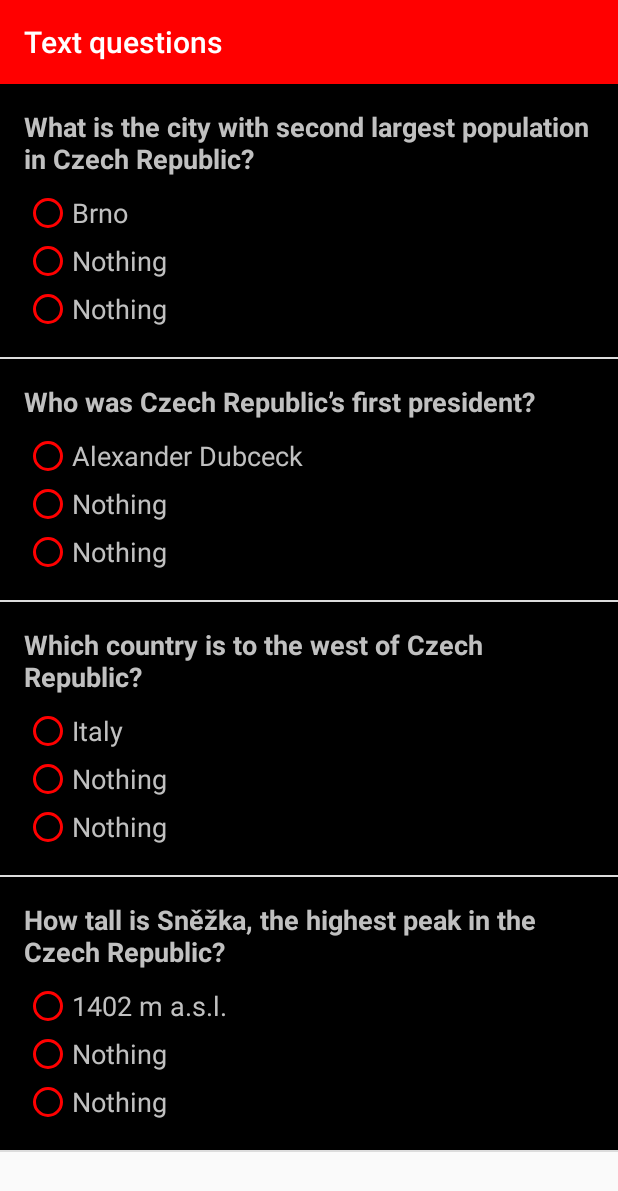
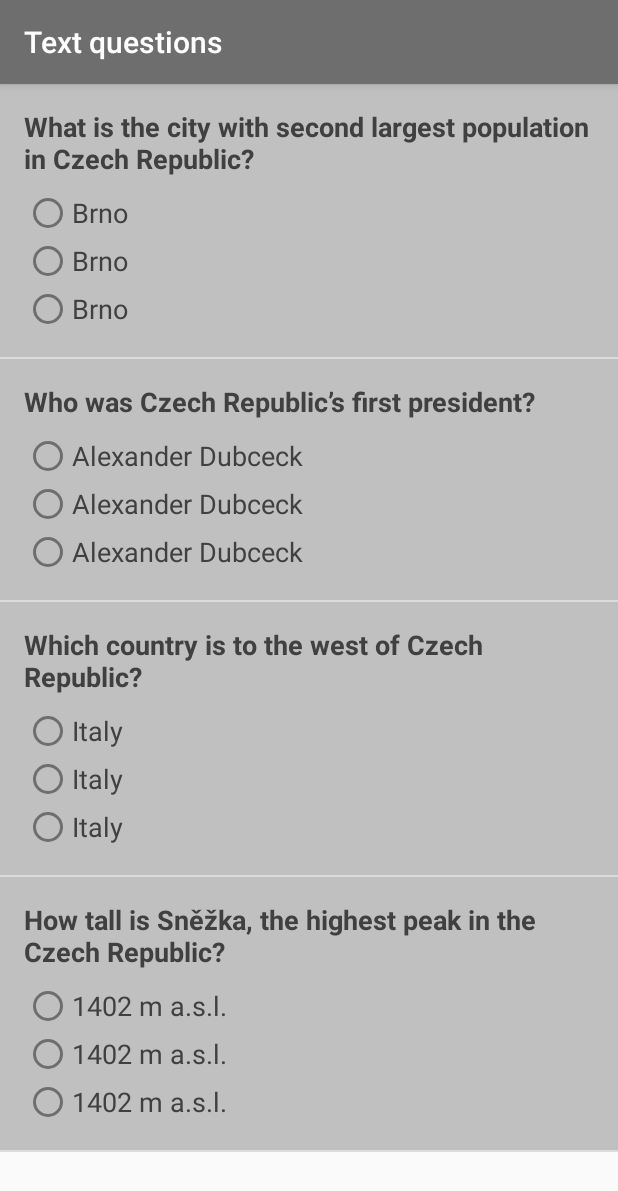
Before and after one commit to IvoMor/Quiz_App_Czech_Republic, an Android app: the TextsActivity screen opened directly, with no data from a screen before it, on a phone screen of 412 x 824 dp. Shown: the top 1191 px of the screen. Run offline under Robolectric (Android 15) with nearby library versions, the phone set to English and light mode, and no system bars.

Commit message:
Pushing whole project

```diff
--- a/app/src/main/java/com/example/ivos/quiz_app/Question.java
+++ b/app/src/main/java/com/example/ivos/quiz_app/Question.java
@@ -12,14 +12,16 @@ public class Question {
     /** Question text */
     private String qQuestionText;
 
-    /** Right answer*/
-    private String qAnswerRightText;
+    /** 1. answer*/
+    private String qAnswerText1;
 
-    /** First wrong answer*/
-    private String qAnswerWrong1Text;
+    /** 2. answer*/
+    private String qAnswerText2;
 
-    /** Second wrong answer*/
-    private String qAnswerWrong2Text;
+    /** 3. answer*/
+    private String qAnswerText3;
+
+    private int qRightAnswerPosition;
 
     /** Audio resource ID for the word */
     private int qAudioResourceId = NO_AUDIO_PROVIDED;
@@ -37,32 +39,34 @@ public class Question {
      * Create a new Question object - text type.
      *
      * @param questionText is recent question
-     * @param answerRightText is right answer for qQuestionText
-     * @param answerWrong1Text is wrong answer for qQuestionText
-     * @param answerWrong2Text is wrong answer for qQuestionText
+     * @param answerText1 is 1. answer for qQuestionText
+     * @param answerText2 is 2. answer for qQuestionText
+     * @param answerText3 is 3. answer for qQuestionText
+     * @param rightAnswerPosition says witch i true one
      */
-    public Question(String questionText, String answerRightText, String answerWrong1Text, String answerWrong2Text ) {
+    public Question(String questionText, String answerText1, String answerText2, String answerText3, int rightAnswerPosition ) {
         qQuestionText = questionText;
-        qAnswerRightText = answerRightText;
-        qAnswerWrong1Text = answerWrong1Text;
-        qAnswerWrong2Text = answerWrong2Text;
+        qAnswerText1 = answerText1;
+        qAnswerText2 = answerText2;
+        qAnswerText3 = answerText3;
+        qRightAnswerPosition = rightAnswerPosition;
     }
 
     /**
      * Create a new Question object - image or sound type.
      *
      * @param questionText is recent question
-     * @param answerRightText is right answer for qQuestionText
-     * @param answerWrong1Text is wrong answer for qQuestionText
-     * @param answerWrong2Text is wrong answer for qQuestionText
+     * @param answerText1 is 1. answer for qQuestionText
+     * @param answerText2 is 2. answer for qQuestionText
+     * @param answerText3 is 3. answer for qQuestionText
      * @param imageOrAudioResourceId id for image or sound
      * @param isImageId for image = true and for audio = false
      */
-    public Question(String questionText, String answerRightText, String answerWrong1Text, String answerWrong2Text, int imageOrAudioResourceId, boolean isImageId ) {
+    public Question(String questionText, String answerText1, String answerText2, String answerText3, int imageOrAudioResourceId, boolean isImageId, int rightAnswerPosition ) {
         qQuestionText = questionText;
-        qAnswerRightText = answerRightText;
-        qAnswerWrong1Text = answerWrong1Text;
-        qAnswerWrong2Text = answerWrong2Text;
+        qAnswerText1 = answerText1;
+        qAnswerText2 = answerText2;
+        qAnswerText3 = answerText3;
         if (isImageId) qImageResourceId = imageOrAudioResourceId;
         else qAudioResourceId = imageOrAudioResourceId;
     }
@@ -74,23 +78,29 @@ public class Question {
         return qQuestionText;
     }
     /**
-     * Get the right answer of the question instance.
+     * Get the 1. answer of the question instance.
      */
-    public String getAnswerRightText() {
-        return qAnswerRightText;
+    public String getAnswerText1() {
+        return qAnswerText1;
     }
 
     /**
-     * Get the first wrong answer of the question instance.
+     * Get the 2. answer of the question instance.
      */
-    public String getAnswerWrong1Text() {
-        return qAnswerWrong1Text;
+    public String getAnswerText2() {
+        return qAnswerText2;
     }
     /**
-     * Get the second wrong answer of the question instance.
+     * Get the 3. answer of the question instance.
      */
-    public String getAnswerWrong2Text() {
-        return qAnswerWrong2Text;
+    public String getAnswerText3() {
+        return qAnswerText3;
+    }
+    /**
+     * Get the position of wright answer of the question instance.
+     */
+    public int getqRightAnswerPosition() {
+        return qRightAnswerPosition;
     }
 
     /**
@@ -120,4 +130,6 @@ public class Question {
     public boolean hasAudio() {
         return qAudioResourceId != NO_IMAGE_PROVIDED;
     }
+
+
 }
--- a/app/src/main/java/com/example/ivos/quiz_app/QuestionAdapter.java
+++ b/app/src/main/java/com/example/ivos/quiz_app/QuestionAdapter.java
@@ -1,4 +1,3 @@
-
 package com.example.ivos.quiz_app;
 
 import android.content.Context;
@@ -45,17 +44,25 @@ public class QuestionAdapter extends ArrayAdapter<Question> {
         // Get the {@link Question} object located at this position in the list
         Question currentQuestion = getItem(position);
 
-        // Find the TextView in the list_item.xml layout with the ID miwok_text_view.
+        // Find the TextView in the list_item.xml layout with the ID question_textview.
         TextView questionTextView = (TextView) listItemView.findViewById(R.id.question_textview);
-        // Get the Miwok translation from the currentQuestion object and set this text on
-        // the Miwok TextView.
+        // Set the text for question
         questionTextView.setText(currentQuestion.getQuestionText());
 
-        // Find the RadioButton in the list_item.xml layout with the ID default_text_view.
+        // Find the RadioButton in the list_item.xml layout with the ID radio_button_answer_a.
         RadioButton answerAtextView = (RadioButton) listItemView.findViewById(R.id.radio_button_answer_a);
-        // Get the default translation from the currentQuestion object and set this text on
-        // the default TextView.
-        answerAtextView.setText(currentQuestion.getAnswerRightText());
+        // Set the text for answer A
+        answerAtextView.setText(currentQuestion.getAnswerText1());
+
+        // Find the RadioButton in the list_item.xml layout with the ID radio_button_answer_a.
+        RadioButton answerBtextView = (RadioButton) listItemView.findViewById(R.id.radio_button_answer_b);
+        // Set the text for answer B
+        answerBtextView.setText(currentQuestion.getAnswerText1());
+
+        // Find the RadioButton in the list_item.xml layout with the ID radio_button_answer_a.
+        RadioButton answerCtextView = (RadioButton) listItemView.findViewById(R.id.radio_button_answer_c);
+        // Set the text for answer C
+        answerCtextView.setText(currentQuestion.getAnswerText1());
 
         // Find the ImageView in the list_item.xml layout with the ID image.
         ImageView imageView = (ImageView) listItemView.findViewById(R.id.image);
@@ -81,4 +88,6 @@ public class QuestionAdapter extends ArrayAdapter<Question> {
         // the ListView.
         return listItemView;
     }
+
+
 }
--- a/app/src/main/java/com/example/ivos/quiz_app/TextsActivity.java
+++ b/app/src/main/java/com/example/ivos/quiz_app/TextsActivity.java
@@ -6,12 +6,15 @@ import android.support.v7.app.AppCompatActivity;
 import android.view.View;
 import android.widget.AdapterView;
 import android.widget.ListView;
+import android.widget.RadioButton;
 
 import java.util.ArrayList;
 
 public class TextsActivity extends AppCompatActivity {
 
-    /** Handles playback of all the sound files */
+    /**
+     * Handles playback of all the sound files
+     */
     private MediaPlayer mMediaPlayer;
 
     @Override
@@ -22,13 +25,13 @@ public class TextsActivity extends AppCompatActivity {
         // Create a list of questions
         final ArrayList<Question> questions = new ArrayList<Question>();
         questions.add(new Question("What is the city with second largest population in Czech Republic?",
-                                    "Brno", "Plzeň (Pilsen)","Praha"));
+                "Brno", "Plzeň (Pilsen)", "Praha", 1));
         questions.add(new Question("Who was Czech Republic’s first president?",
-                                    "Alexander Dubceck", "Vaclav Havel","Ludvik Svoboda"));
+                "Alexander Dubceck", "Vaclav Havel", "Ludvik Svoboda", 2));
         questions.add(new Question("Which country is to the west of Czech Republic?",
-                                    "Italy", "Germany","France"));
+                "Italy", "Germany", "France", 2));
         questions.add(new Question("How tall is Sněžka, the highest peak in the Czech Republic?",
-                                    "1402 m a.s.l.", "1502 m a.s.l.","1602 m a.s.l."));
+                "1402 m a.s.l.", "1502 m a.s.l.", "1602 m a.s.l.", 3));
 
 
         // Create an {@link QuestionAdapter}, whose data source is a list of {@link Question}s. The
@@ -51,6 +54,38 @@ public class TextsActivity extends AppCompatActivity {
                 // Get the {@link Question} object at the given position the user clicked on
                 Question question = questions.get(position);
 
+                RadioButton radioButtonA = (RadioButton) view.findViewById(R.id.radio_button_answer_a);
+                RadioButton radioButtonB = (RadioButton) view.findViewById(R.id.radio_button_answer_b);
+                RadioButton radioButtonC = (RadioButton) view.findViewById(R.id.radio_button_answer_c);
+
+//                switch(question.getqRightAnswerPosition()) {
+//                    case 1 :
+//                        if (radioButtonA.isChecked()) {
+//                            trueAnswer;                                     //TODO
+//                        } else {
+//                            falseAnswer;
+//                        }
+//                        freezCurrentItem;
+//                        break;
+//                    case 2 :
+//                        if (radioButtonB.isChecked()) {
+//                            trueAnswer;                                     //TODO
+//                        } else {
+//                            falseAnswer;
+//                        }
+//                        freezCurrentItem;
+//                        break;
+//                    case 3 :
+//                        if (radioButtonB.isChecked()) {
+//                            trueAnswer;                                     //TODO
+//                        } else {
+//                            falseAnswer;
+//                        }
+//                        freezCurrentItem;
+//                        break;
+//
+//                }
+
                 // Create and setup the {@link MediaPlayer} for the audio resource associated
                 // with the current question
                 mMediaPlayer = MediaPlayer.create(TextsActivity.this, question.getAudioResourceId());
--- a/app/src/main/res/layout/list_item.xml
+++ b/app/src/main/res/layout/list_item.xml
@@ -12,9 +12,33 @@
     <LinearLayout
         android:id="@+id/text_container"
         android:layout_width="match_parent"
-        android:layout_height="match_parent"
+        android:layout_height="wrap_content"
+        android:layout_alignParentTop="true"
         android:orientation="vertical"
         android:padding="@dimen/medium_padding">
+
+        <RelativeLayout
+            android:layout_width="wrap_content"
+            android:layout_height="wrap_content">
+
+            <!--<ImageView
+                android:id="@+id/imageView4"
+                android:layout_width="match_parent"
+                android:layout_height="wrap_content"
+                android:adjustViewBounds="true"
+                android:visibility="visible"
+                android:scaleType="fitXY"
+                app:layout_constraintDown_toDownOf="parent"
+                app:layout_constraintLeft_toLeftOf="parent"
+                app:layout_constraintRight_toRightOf="parent"
+                app:layout_constraintTop_toTopOf="parent"
+                app:srcCompat="@drawable/flag3rot" /> -->
+
+            <LinearLayout
+                android:layout_width="wrap_content"
+                android:layout_height="wrap_content"
+                android:orientation="vertical">
+
 
 
                 <TextView
@@ -36,12 +60,15 @@
                     <ImageView
                         android:id="@+id/image"
                         android:layout_width="@dimen/question_image_width"
-                android:maxWidth="@dimen/question_image_width"
                         android:layout_height="match_parent"
                         android:layout_gravity="center_horizontal"
-                android:adjustViewBounds="true" />
+                        android:scaleType="fitXY"
+                        android:adjustViewBounds="true"
+                        android:maxWidth="@dimen/question_image_width"
+                        android:visibility="visible"
+                        app:srcCompat="@drawable/flag3rot" />
 
-            <LinearLayout
+                    <RadioGroup
                         android:layout_width="match_parent"
                         android:layout_height="wrap_content"
                         android:orientation="vertical">
@@ -51,13 +78,14 @@
                             android:layout_width="match_parent"
                             android:layout_height="0dp"
                             android:layout_weight="1"
+                            android:checked="false"
                             android:minHeight="@dimen/big_padding"
-                        android:checked="false"
                             android:text="@string/nothing"
                             android:textAppearance="?android:textAppearanceMedium"
                             android:textColor="@color/question_texts"
                             android:visibility="visible"
-                        app:buttonTint="@color/primary_color" />
+                            app:buttonTint="@color/primary_color"
+                            android:onClick="onRadioButtonClicked"/>
 
                         <RadioButton
                             android:id="@+id/radio_button_answer_b"
@@ -69,7 +97,8 @@
                             android:textAppearance="?android:textAppearanceMedium"
                             android:textColor="@color/question_texts"
                             android:visibility="visible"
-                        app:buttonTint="@color/primary_color" />
+                            app:buttonTint="@color/primary_color"
+                            android:onClick="onRadioButtonClicked"/>
 
                         <RadioButton
                             android:id="@+id/radio_button_answer_c"
@@ -81,9 +110,12 @@
                             android:textAppearance="?android:textAppearanceMedium"
                             android:textColor="@color/question_texts"
                             android:visibility="visible"
-                        app:buttonTint="@color/primary_color" />
+                            app:buttonTint="@color/primary_color"
+                            android:onClick="onRadioButtonClicked"/>
 
+                    </RadioGroup>
                 </LinearLayout>
             </LinearLayout>
+        </RelativeLayout>
     </LinearLayout>
 </LinearLayout>
--- a/app/src/main/res/values/colors.xml
+++ b/app/src/main/res/values/colors.xml
@@ -2,31 +2,31 @@
 
 <resources>
     <!-- Primary color of the app (shown in the app bar) -->
-    <color name="primary_color">#ff0000</color>
+    <color name="primary_color">#6e6e6e</color>
 
     <!-- Primary dark color of the app (shown in the status bar) -->
     <color name="primary_dark_color">#000000</color>
 
-    <color name="colorAccent">#000000</color>
+    <color name="colorAccent">#c0c0c0</color>
 
     <!-- Background color for app -->
-    <color name="tan_background">#FFF7DA</color>
+    <color name="tan_background">#c0c0c0</color>
 
     <!-- Background color for the numbers category -->
-    <color name="category_images">#0000ff</color>
+    <color name="category_images">#c0c0c0</color>
 
     <!-- Background color for the family members category -->
-    <color name="category_family">#0000ff</color>
+    <color name="category_family">#c0c0c0</color>
 
     <!-- Background color for the colors category -->
-    <color name="category_sounds">#0000ff</color>
+    <color name="category_sounds">#c0c0c0</color>
 
     <!-- Background color for the phrases category -->
-    <color name="category_texts">#0000ff</color>
+    <color name="category_texts">#c0c0c0</color>
 
     <!-- Question text color -->
-    <color name="question_texts">#c0c0c0</color>
+    <color name="question_texts">#404040</color>
 
-    <!-- MainActivitz buttons text -->
-    <color name="MainButtonsText">#c7c7c7</color>
+    <!-- MainActivity buttons text -->
+    <color name="MainButtonsText">#404040</color>
 </resources>
```
Also changed, not shown: app/src/main/res/layout/activity_main.xml (+49 -37 lines), app/src/main/res/values/strings.xml (+9 -6 lines). Lines whose indentation alone changed are shown as unchanged.
